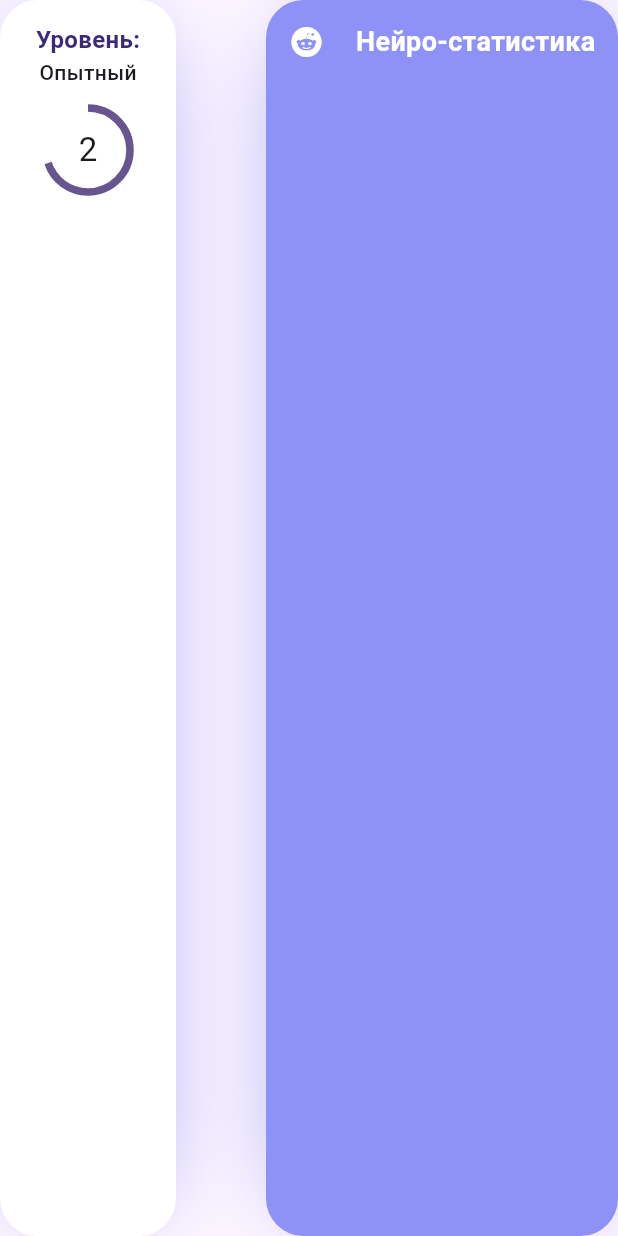
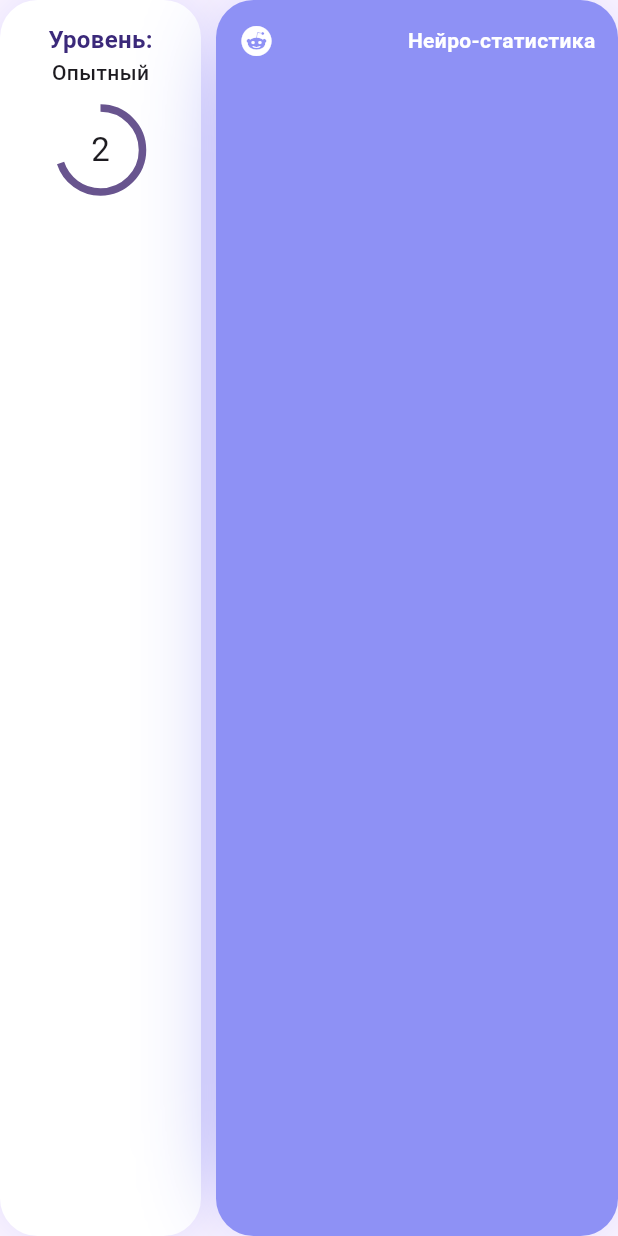
Before and after one commit to ktojea/gym_application, a Flutter app: the ExercisesScreenFullStatisticksWidget widget shown alone on an empty page, opened directly, on a phone screen of 412 x 824 dp. Run offline on Flutter 3.47's test engine with Material 3 defaults, Android fonts, the light colour scheme and no system bars; drawn by our look-alikes of auto_size_text; our stand-ins replace auto_route, dio, freezed_annotation, retrofit; missing offline and left inert: elementary, elementary_helper; generated files the repository leaves out were written again.

Commit message:
added user in user scope

```diff
--- a/lib/data/models/local/user/user.dart
+++ b/lib/data/models/local/user/user.dart
@@ -11,7 +11,6 @@ class User with _$User {
     required String name,
     required String surname,
     required String phoneNumber,
-    required String password,
     required DateTime createdAt,
     required String sex,
     required DateTime dateOfBirthday,
@@ -19,6 +18,7 @@ class User with _$User {
     required int height,
     required int trainingLevel,
     required int trainingFrequency,
+    required String? imageUrl,
   }) = _User;
 
   int get age {
--- a/lib/ui/features/exercises/widgets/exercises_screen_full_statisticks_widget.dart
+++ b/lib/ui/features/exercises/widgets/exercises_screen_full_statisticks_widget.dart
@@ -10,18 +10,19 @@ class ExercisesScreenFullStatisticksWidget extends StatelessWidget {
 
   @override
   Widget build(BuildContext context) {
-    return Row(
+    return const Row(
       mainAxisAlignment: MainAxisAlignment.spaceBetween,
       children: [
-        SizedBox(
-          width: (MediaQuery.of(context).size.width - 50 - 10) / 3,
-          child: const PlateWidget(
+        Expanded(
+          flex: 1,
+          child: PlateWidget(
             child: LevelInfoWidget(trainingLevel: 2),
           ),
         ),
-        SizedBox(
-          width: (MediaQuery.of(context).size.width - 50 - 10) * 2 / 3,
-          child: const StatisticsWidget(),
+        SizedBox(width: 10),
+        Expanded(
+          flex: 2,
+          child: StatisticsWidget(),
         ),
       ],
     );
--- a/lib/ui/features/main/main_wm.dart
+++ b/lib/ui/features/main/main_wm.dart
@@ -2,6 +2,7 @@ import 'package:auto_route/auto_route.dart';
 import 'package:elementary/elementary.dart';
 import 'package:elementary_helper/elementary_helper.dart';
 import 'package:flutter/material.dart';
+import 'package:gym_application/common/utils/di/scopes/user/user_scope.dart';
 import 'package:gym_application/common/utils/navigation/app_router.dart';
 import 'package:gym_application/data/models/local/muscle_group/muscle_group.dart';
 import 'package:gym_application/ui/features/main/main_screen.dart';
@@ -47,6 +48,7 @@ class MainScreenWidgetModel extends WidgetModel<MainScreen, IMainScreenModel> im
   @override
   Future<void> initWidgetModel() async {
     await _initMain();
+    print(context.userInfo.userNotifier.value.toString());
     super.initWidgetModel();
   }
 
--- a/lib/ui/features/my_profile/widgets/user_info.dart
+++ b/lib/ui/features/my_profile/widgets/user_info.dart
@@ -31,7 +31,8 @@ class UserInfo extends StatelessWidget {
             ),
           ),
           const SizedBox(height: 15),
-          const UserAvatar(
+          UserAvatar(
+            imageUrl: user.imageUrl,
             size: 110,
             borderWeight: 6,
             shadowColor: AppColors.mainColorMedium,
--- a/lib/ui/widgets/info/statistics_widget.dart
+++ b/lib/ui/widgets/info/statistics_widget.dart
@@ -1,3 +1,4 @@
+import 'package:auto_size_text/auto_size_text.dart';
 import 'package:flutter/material.dart';
 import 'package:gym_application/ui/theme/color/app_colors.dart';
 import 'package:gym_application/ui/widgets/decoration/plate_widget.dart';
@@ -16,15 +17,17 @@ class StatisticsWidget extends StatelessWidget {
           Row(
             mainAxisAlignment: MainAxisAlignment.spaceBetween,
             children: [
-              Icon(
-                Icons.reddit,
-                color: Colors.white,
+              SizedBox(
+                width: 20,
+                child: Icon(
+                  Icons.reddit,
+                  color: Colors.white,
+                ),
               ),
-              Text(
+              AutoSizeText(
                 "Нейро-статистика",
                 style: TextStyle(
                   color: Colors.white,
-                  fontSize: 18,
                   fontWeight: FontWeight.bold,
                 ),
               ),
--- a/lib/ui/wrappers/global/global_scope_wrapper.dart
+++ b/lib/ui/wrappers/global/global_scope_wrapper.dart
@@ -1,7 +1,7 @@
 import 'package:auto_route/auto_route.dart';
 import 'package:flutter/material.dart';
 import 'package:gym_application/common/utils/di/app_async_dependency.dart';
-import 'package:gym_application/common/utils/di/scopes/Global/Global_scope.dart';
+import 'package:gym_application/common/utils/di/scopes/global/global_scope.dart';
 
 @RoutePage()
 class GlobalScopeWrapperScreen extends StatelessWidget {
--- a/lib/ui/wrappers/user/user_scope_wrapper.dart
+++ b/lib/ui/wrappers/user/user_scope_wrapper.dart
@@ -1,7 +1,7 @@
 import 'package:auto_route/auto_route.dart';
 import 'package:flutter/material.dart';
 import 'package:gym_application/common/utils/di/app_async_dependency.dart';
-import 'package:gym_application/common/utils/di/scopes/User/User_scope.dart';
+import 'package:gym_application/common/utils/di/scopes/user/user_scope.dart';
 
 @RoutePage()
 class UserScopeWrapperScreen extends StatelessWidget {
@@ -11,7 +11,7 @@ class UserScopeWrapperScreen extends StatelessWidget {
   Widget build(BuildContext context) {
     return AsyncDependencyWidget(
       create: UserScope.new,
-      loaderBuilder: (context) => const SizedBox(),
+      loaderBuilder: (context) => const Center(child: CircularProgressIndicator()),
       errorBuilder: (context) => const SizedBox(),
       child: const AutoRouter(),
     );
```
Also changed, not shown: lib/common/utils/di/scopes/user/user_scope.dart (+33 -2 lines), lib/data/models/local/muscle_group_level_lists/muscle_group_level_lists.dart (added, +17 -0 lines), lib/ui/features/equipment/equipment_screen.dart (+4 -4 lines), lib/ui/features/equipment/equipment_wm.dart (+5 -10 lines), lib/ui/features/exercises/exercises_screen.dart (+7 -3 lines), lib/ui/features/exercises/exercises_wm.dart (+12 -8 lines), lib/ui/features/my_profile/my_profile_screen.dart (+11 -15 lines), lib/ui/features/my_profile/my_profile_wm.dart (+19 -42 lines), lib/ui/widgets/decoration/main_app_bar_widget.dart (+9 -4 lines), lib/ui/widgets/user_avatar.dart (+5 -6 lines), lib/data/models/local/muscle_group_level_lists/muscle_group_level_lists.freezed.dart (added), lib/data/models/local/muscle_group_level_lists/muscle_group_level_lists.g.dart (added), lib/data/models/local/user/user.freezed.dart, lib/data/models/local/user/user.g.dart.
